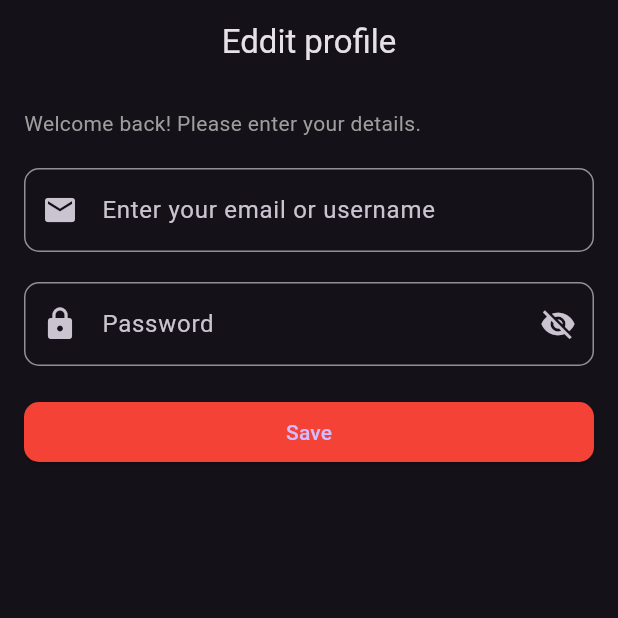
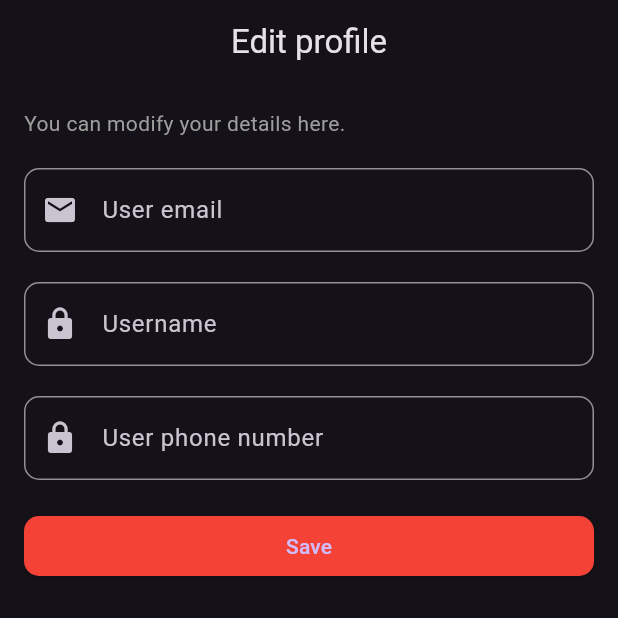
Before and after one commit to NorPeK/Baserahapp, a Flutter app: the editProfilePage screen opened by its route, on a phone screen of 412 x 824 dp, the top half of it. Run offline on Flutter 3.47's test engine with Material 3 defaults, Android fonts, the phone set to English and light mode, and no system bars.

Commit message:
Final push for today. hassan this is the final code. (fixes overall also added some darts that still needs work).

```diff
--- a/lib/editProfile.dart
+++ b/lib/editProfile.dart
@@ -8,7 +8,7 @@ class editProfilePage extends StatelessWidget {
     return Scaffold(
       appBar: AppBar(
         automaticallyImplyLeading: false,
-        title: const Text('Eddit profile'),
+        title: const Text('Edit profile'),
         centerTitle: true,
       ),
       body: SingleChildScrollView(  // Added SingleChildScrollView
@@ -17,14 +17,14 @@ class editProfilePage extends StatelessWidget {
           crossAxisAlignment: CrossAxisAlignment.start,
           children: [
             const Text(
-              'Welcome back! Please enter your details.',
+              'You can modify your details here.',
               style: TextStyle(color: Colors.grey),
             ),
             const SizedBox(height: 20),
             TextField(
               decoration: InputDecoration(
                 prefixIcon: const Icon(Icons.email),
-                labelText: 'Enter your email or username',
+                labelText: 'User email',
                 border: OutlineInputBorder(
                   borderRadius: BorderRadius.circular(10),
                 ),
@@ -35,8 +35,18 @@ class editProfilePage extends StatelessWidget {
               obscureText: true,
               decoration: InputDecoration(
                 prefixIcon: const Icon(Icons.lock),
-                labelText: 'Password',
-                suffixIcon: const Icon(Icons.visibility_off),
+                labelText: 'Username',
+                border: OutlineInputBorder(
+                  borderRadius: BorderRadius.circular(10),
+                ),
+              ),
+            ),
+            const SizedBox(height: 20),
+            TextField(
+              obscureText: true,
+              decoration: InputDecoration(
+                prefixIcon: const Icon(Icons.lock),
+                labelText: 'User phone number',
                 border: OutlineInputBorder(
                   borderRadius: BorderRadius.circular(10),
                 ),
--- a/lib/profile.dart
+++ b/lib/profile.dart
@@ -101,7 +101,7 @@ class ProfileOption extends StatelessWidget {
     required this.icon,
     required this.title,
     required this.color,
-    this.onTap, // Initialize onTap parameter
+    this.onTap, // Initialize onTap parameter gfdg
 
   });
 
```
